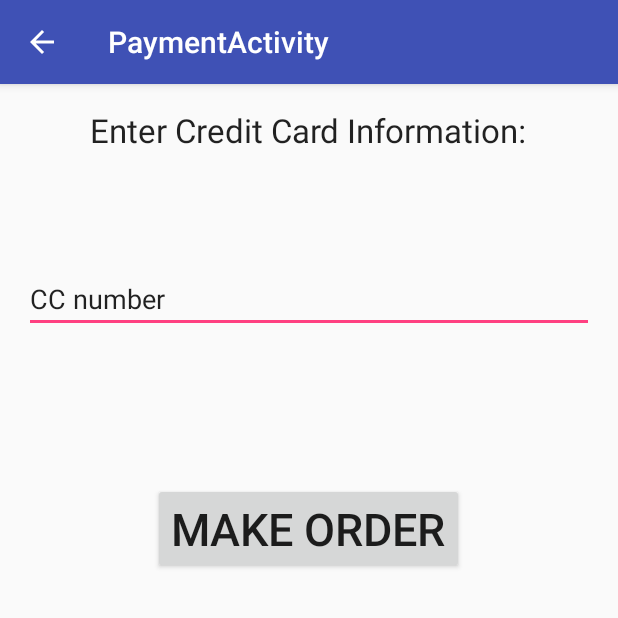
After one commit to washuclub/washu, an Android app: the PaymentActivity screen opened directly, with no data from a screen before it, on a phone screen of 412 x 824 dp, the top half of it. The commit adds this screen. Run offline under Robolectric (Android 15) with nearby library versions, the phone set to English and light mode, and no system bars.

Commit message:
added payment and order complete activity

```diff
--- /dev/null
+++ b/app/src/main/java/me/cpjk/washu/PaymentActivity.java
@@ -0,0 +1,27 @@
+package me.cpjk.washu;
+
+import android.content.Intent;
+import android.os.Bundle;
+import android.support.v7.app.AppCompatActivity;
+import android.support.v7.widget.Toolbar;
+import android.view.View;
+import android.widget.Button;
+
+public class PaymentActivity extends AppCompatActivity {
+
+    @Override
+    protected void onCreate(Bundle savedInstanceState) {
+        super.onCreate(savedInstanceState);
+        setContentView(R.layout.activity_payment);
+        Toolbar toolbar = (Toolbar) findViewById(R.id.toolbar);
+        setSupportActionBar(toolbar);
+
+        getSupportActionBar().setDisplayHomeAsUpEnabled(true);
+        Button orderButton = (Button) findViewById(R.id.orderButton);
+    }
+
+    public void openOrderCompleteActivity(View view){
+        Intent startOrderCompleteActivityIntent = new Intent(PaymentActivity.this, OrderCompleteActivity.class);
+        PaymentActivity.this.startActivity(startOrderCompleteActivityIntent);
+    }
+}
--- /dev/null
+++ b/app/src/main/res/layout/activity_payment.xml
@@ -0,0 +1,26 @@
+<?xml version="1.0" encoding="utf-8"?>
+<android.support.design.widget.CoordinatorLayout xmlns:android="http://schemas.android.com/apk/res/android"
+    xmlns:app="http://schemas.android.com/apk/res-auto"
+    xmlns:tools="http://schemas.android.com/tools"
+    android:layout_width="match_parent"
+    android:layout_height="match_parent"
+    android:fitsSystemWindows="true"
+    tools:context="me.cpjk.washu.CustomerActivity">
+
+    <android.support.design.widget.AppBarLayout
+        android:layout_width="match_parent"
+        android:layout_height="wrap_content"
+        android:theme="@style/AppTheme.AppBarOverlay">
+
+        <android.support.v7.widget.Toolbar
+            android:id="@+id/toolbar"
+            android:layout_width="match_parent"
+            android:layout_height="?attr/actionBarSize"
+            android:background="?attr/colorPrimary"
+            app:popupTheme="@style/AppTheme.PopupOverlay" />
+
+    </android.support.design.widget.AppBarLayout>
+
+    <include layout="@layout/content_payment" />
+
+</android.support.design.widget.CoordinatorLayout>
--- a/app/src/main/res/layout/content_main.xml
+++ b/app/src/main/res/layout/content_main.xml
@@ -26,6 +26,7 @@
             android:text="Customer"
             android:id="@+id/customerButton"
             android:layout_weight="0.04"
-            android:onClick="openCustomerActivity" />
+            android:onClick="openCustomerActivity"
+            android:nestedScrollingEnabled="false" />
     </LinearLayout>
 </RelativeLayout>
--- /dev/null
+++ b/app/src/main/res/layout/content_payment.xml
@@ -0,0 +1,58 @@
+<?xml version="1.0" encoding="utf-8"?>
+<RelativeLayout xmlns:android="http://schemas.android.com/apk/res/android"
+    xmlns:app="http://schemas.android.com/apk/res-auto"
+    xmlns:tools="http://schemas.android.com/tools"
+    android:layout_width="match_parent"
+    android:layout_height="match_parent"
+    android:paddingBottom="@dimen/activity_vertical_margin"
+    android:paddingLeft="@dimen/activity_horizontal_margin"
+    android:paddingRight="@dimen/activity_horizontal_margin"
+    android:paddingTop="@dimen/activity_vertical_margin"
+    app:layout_behavior="@string/appbar_scrolling_view_behavior"
+    tools:context="me.cpjk.washu.PaymentActivity"
+    tools:showIn="@layout/activity_payment">
+
+    <LinearLayout
+        android:orientation="vertical"
+        android:layout_width="match_parent"
+        android:layout_height="match_parent"
+        android:layout_alignParentTop="true"
+        android:layout_centerHorizontal="true"
+        android:weightSum="1">
+
+        <TextView
+            android:layout_width="wrap_content"
+            android:layout_height="wrap_content"
+            android:textAppearance="?android:attr/textAppearanceLarge"
+            android:text="Enter Credit Card Information:"
+            android:id="@+id/creditCard"
+            android:layout_gravity="center_horizontal" />
+
+        <LinearLayout
+            android:orientation="horizontal"
+            android:layout_width="match_parent"
+            android:layout_height="wrap_content"
+            android:weightSum="1"
+            android:layout_gravity="center_horizontal">
+
+            <EditText
+                android:layout_width="match_parent"
+                android:layout_height="wrap_content"
+                android:id="@+id/ccNumber"
+                android:text="CC number"
+                android:layout_marginTop="75dp"
+                android:inputType="number" />
+        </LinearLayout>
+
+        <Button
+            android:layout_width="wrap_content"
+            android:layout_height="wrap_content"
+            android:text="Make Order"
+            android:id="@+id/orderButton"
+            android:layout_gravity="center_horizontal"
+            android:textSize="30sp"
+            android:layout_marginTop="100dp"
+            android:onClick="openOrderCompleteActivity" />
+
+    </LinearLayout>
+</RelativeLayout>
--- a/app/src/main/res/values/strings.xml
+++ b/app/src/main/res/values/strings.xml
@@ -4,4 +4,5 @@
     <string name="title_activity_customer">Customer</string>
     <string name="title_activity_customer_create_order">Create Order</string>
     <string name="title_activity_select_wash_type">SelectWashType</string>
+    <string name="title_activity_payment">PaymentActivity</string>
 </resources>
```
Also changed, not shown: app/src/main/AndroidManifest.xml (+18 -0 lines), app/src/main/java/me/cpjk/washu/OrderCompleteActivity.java (added, +13 -0 lines), app/src/main/res/layout/activity_order_complete.xml (added, +24 -0 lines).
